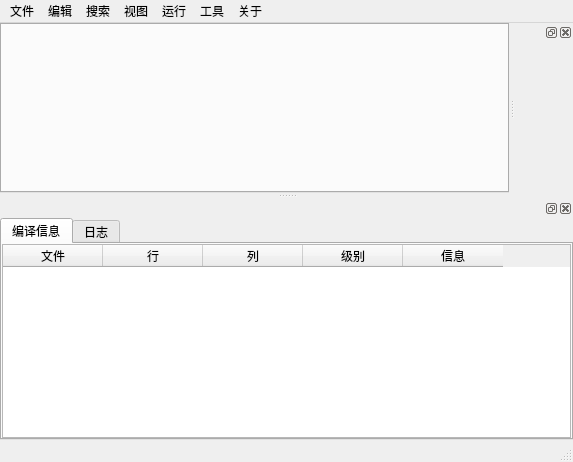
Before: the Qt Designer form mainwindow.ui in neko-para/qdevcpp, drawn with Qt 5.
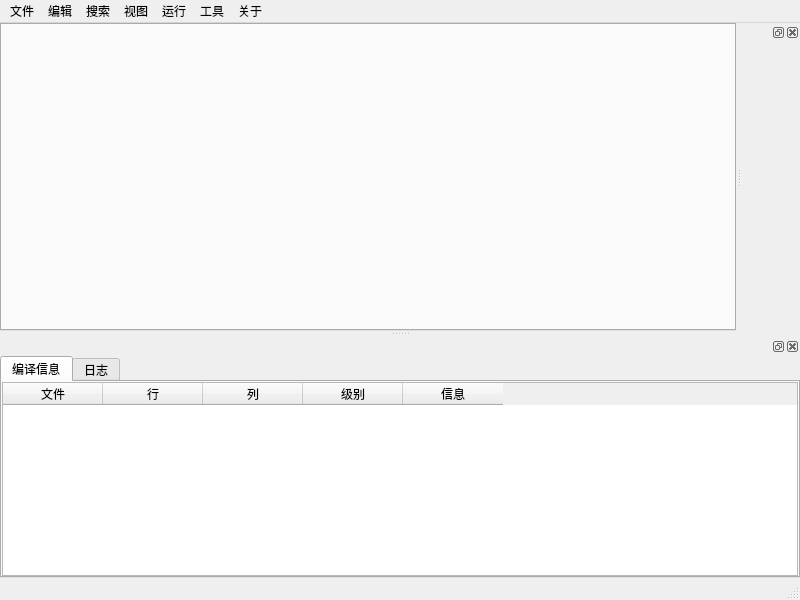
After: the same form once the commit is applied.

Patch:
```diff
--- a/mainwindow.ui
+++ b/mainwindow.ui
@@ -6,8 +6,8 @@
    <rect>
     <x>0</x>
     <y>0</y>
-    <width>573</width>
-    <height>462</height>
+    <width>800</width>
+    <height>600</height>
    </rect>
   </property>
   <property name="windowTitle">
@@ -48,7 +48,7 @@
     <rect>
      <x>0</x>
      <y>0</y>
-     <width>573</width>
+     <width>800</width>
      <height>28</height>
     </rect>
    </property>
```
Left out of the diff: 14 changed lines with no effect on the pictures.
